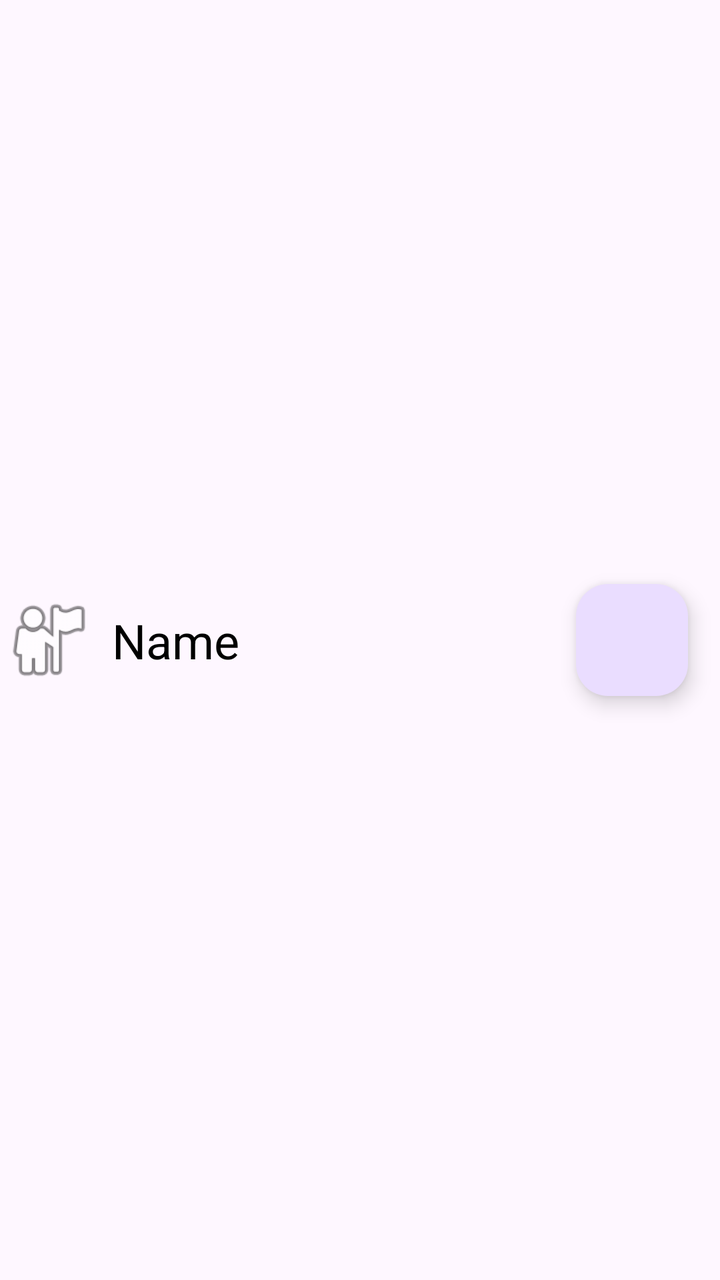
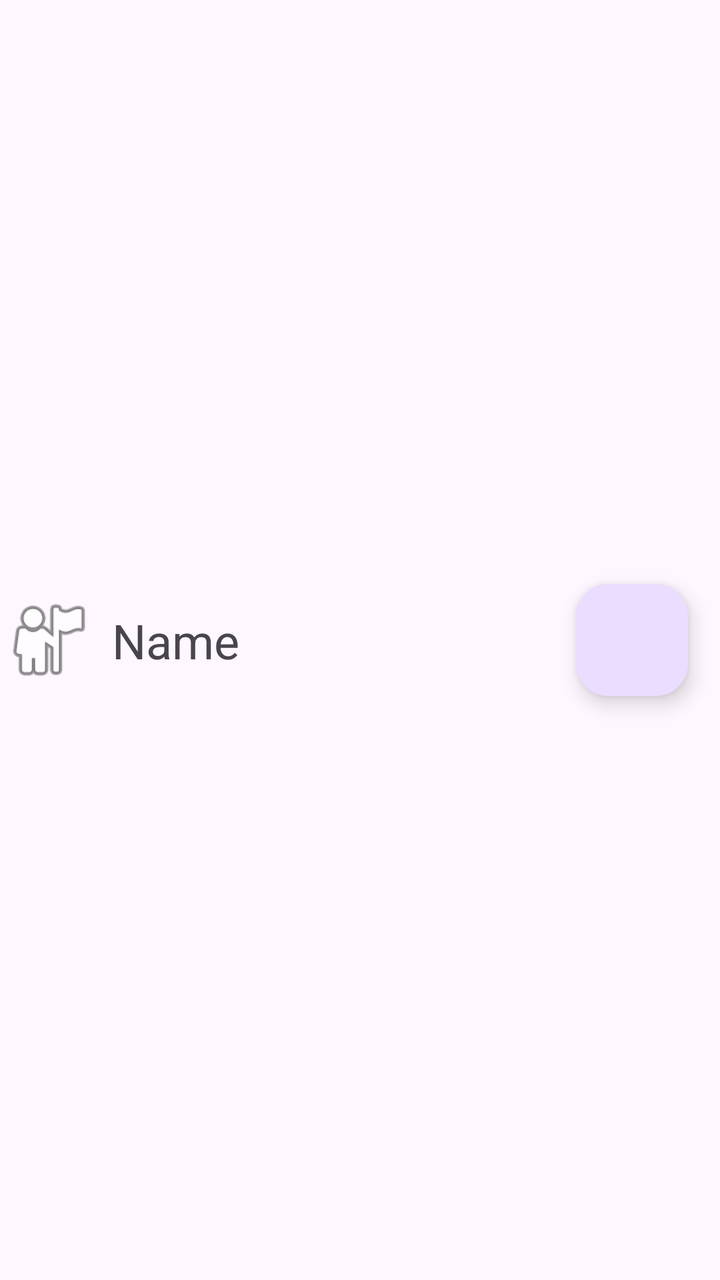

Compare the two renders of this Android layout. The source of the first and the diff that turns it into the second are given below.
<!-- AndroidManifest.xml: application theme Theme.Twentyquestions -->
<!-- res/layout/userlist_item.xml -->
<?xml version="1.0" encoding="utf-8"?>
<androidx.constraintlayout.widget.ConstraintLayout xmlns:android="http://schemas.android.com/apk/res/android"
    xmlns:app="http://schemas.android.com/apk/res-auto"
    xmlns:tools="http://schemas.android.com/tools"
    android:orientation="vertical"
    android:layout_marginTop="10dp"
    android:layout_width="match_parent"
    android:layout_height="wrap_content">

    <ImageView
        android:id="@+id/personIcon"
        android:layout_width="48dp"
        android:layout_height="48dp"

        android:layout_centerVertical="true"
        app:layout_constraintBottom_toBottomOf="parent"
        app:layout_constraintStart_toStartOf="parent"
        app:layout_constraintTop_toTopOf="parent"
        app:srcCompat="@android:drawable/ic_menu_myplaces" />

    <TextView
        android:id="@+id/username_tv"
        android:layout_width="wrap_content"
        android:layout_height="wrap_content"
        android:layout_marginStart="8dp"
        android:text="Name"
        android:textColor="@color/black"
        android:textSize="24sp"
        app:layout_constraintBottom_toBottomOf="@+id/personIcon"
        app:layout_constraintStart_toEndOf="@+id/personIcon"
        app:layout_constraintTop_toTopOf="@id/personIcon" />

    <com.google.android.material.floatingactionbutton.FloatingActionButton
        android:id="@+id/addUserToSessionButton"
        android:layout_width="wrap_content"
        android:layout_height="wrap_content"
        android:layout_marginEnd="16dp"
        android:clickable="true"
        app:layout_constraintBottom_toBottomOf="@id/personIcon"
        app:layout_constraintEnd_toEndOf="parent"
        app:layout_constraintTop_toTopOf="@id/personIcon"
         />
</androidx.constraintlayout.widget.ConstraintLayout>
<!-- resources referenced by this layout -->
<resources>
  <color name="black">#FF000000</color>
  <style name="Theme.Twentyquestions" parent="Base.Theme.Twentyquestions" />
  <style name="Base.Theme.Twentyquestions" parent="Theme.Material3.DayNight.NoActionBar">
          
           <item name="colorPrimary">@color/Pink</item>
           <item name="colorAccent">@color/Turquise</item>
      </style>
  <color name="Pink">#F48ED0</color>
  <color name="Turquise">#16FF97</color>
</resources>

<!-- the commit's change to res/layout/userlist_item.xml (unified diff, before → after) -->
@@ -24,7 +24,6 @@
         android:layout_height="wrap_content"
         android:layout_marginStart="8dp"
         android:text="Name"
-        android:textColor="@color/black"
         android:textSize="24sp"
         app:layout_constraintBottom_toBottomOf="@+id/personIcon"
         app:layout_constraintStart_toEndOf="@+id/personIcon"
<!-- resource entries referenced after the edit -->
@@ -1,6 +1,5 @@
 <!-- resources referenced by this layout -->
 <resources>
-  <color name="black">#FF000000</color>
   <style name="Theme.Twentyquestions" parent="Base.Theme.Twentyquestions" />
   <style name="Base.Theme.Twentyquestions" parent="Theme.Material3.DayNight.NoActionBar">
           
